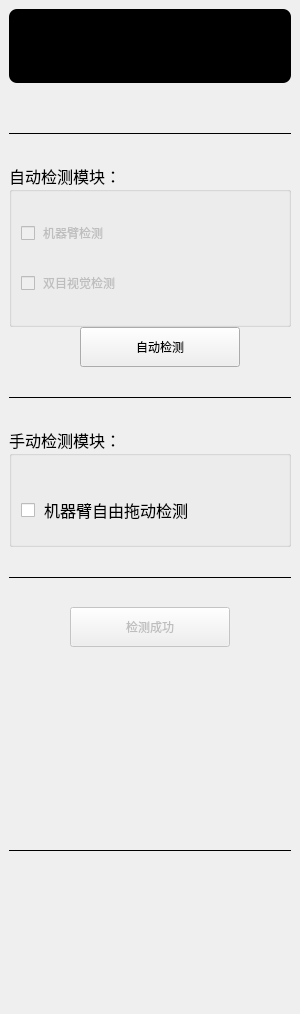
The window that Plugins/org.mitk.lancet.linkinghardware/src/internal/QLinkingHardwareControls.ui (zhaomengxiao/LancetMITK-Adition) describes before a commit, drawn with Qt 5.
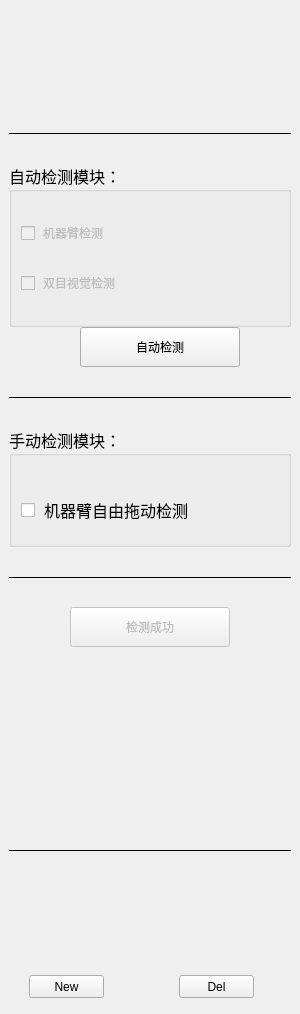
The same window after the commit. Custom widgets are drawn as their Qt base class.

```diff
--- a/Plugins/org.mitk.lancet.linkinghardware/src/internal/QLinkingHardwareControls.ui
+++ b/Plugins/org.mitk.lancet.linkinghardware/src/internal/QLinkingHardwareControls.ui
@@ -95,9 +95,7 @@
          </size>
         </property>
         <property name="styleSheet">
-         <string notr="true">border-radius: 8px;
-background-color: rgb(0, 0, 0);
-</string>
+         <string notr="true"/>
         </property>
        </widget>
       </item>
@@ -616,6 +614,32 @@
           <height>16777215</height>
          </size>
         </property>
+        <widget class="QPushButton" name="pushbtnNew">
+         <property name="geometry">
+          <rect>
+           <x>20</x>
+           <y>10</y>
+           <width>75</width>
+           <height>23</height>
+          </rect>
+         </property>
+         <property name="text">
+          <string>New</string>
+         </property>
+        </widget>
+        <widget class="QPushButton" name="pushbtnDel">
+         <property name="geometry">
+          <rect>
+           <x>170</x>
+           <y>10</y>
+           <width>75</width>
+           <height>23</height>
+          </rect>
+         </property>
+         <property name="text">
+          <string>Del</string>
+         </property>
+        </widget>
        </widget>
       </item>
      </layout>
@@ -623,6 +647,14 @@
    </item>
   </layout>
  </widget>
+ <customwidgets>
+  <customwidget>
+   <class>lancet::DeviceTrackingWidget</class>
+   <extends>QWidget</extends>
+   <header location="global">lancetdevicetrackingwidget.h</header>
+   <container>1</container>
+  </customwidget>
+ </customwidgets>
  <resources>
   <include location="../../resources/resources.qrc"/>
  </resources>
```
Left out of the diff: 2 changed lines with no effect on the pictures.
